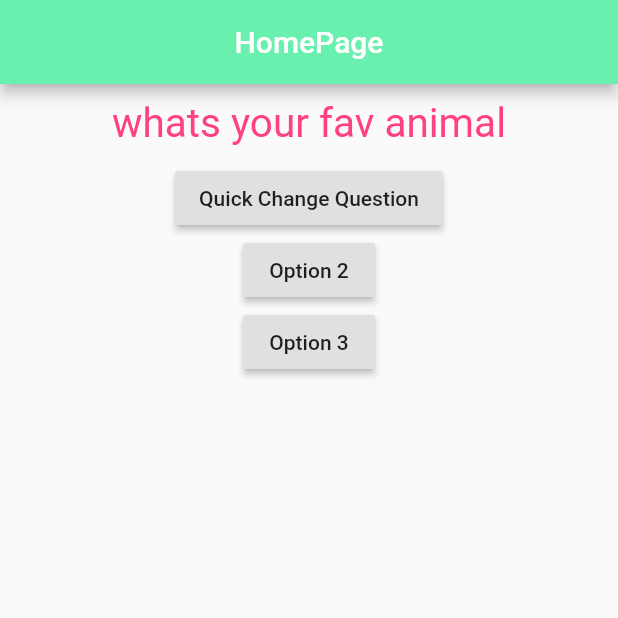
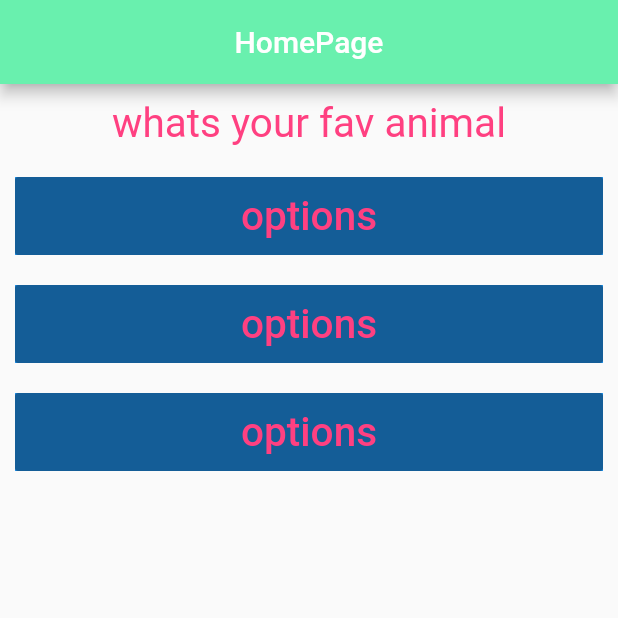
Before and after one commit to SubashMuruganDev/Flutter-QuizApp, a Flutter app: the screen it shows after launch, on a phone screen of 412 x 824 dp, the top half of it. Run offline on Flutter 3.47's test engine with Material 2 defaults, Android fonts, the phone set to English and light mode, and no system bars.

Commit message:
renamed widgets

```diff
--- /dev/null
+++ b/lib/C_ButtonWidget.dart
@@ -0,0 +1,18 @@
+import 'package:flutter/material.dart';
+
+import './C_TextWidget.dart';
+
+class C_ButtonWidget extends StatelessWidget {
+  @override
+  Widget build(BuildContext context) {
+    return Container(
+      width: double.infinity,
+      color: Colors.blue[500],
+      margin: EdgeInsets.all(10),
+      child: RaisedButton(
+        child: C_TextWidget('options'),
+        onPressed: null,
+      ),
+    );
+  }
+}
--- a/lib/Widget.dart
+++ b/lib/C_TextWidget.dart
@@ -1,8 +1,8 @@
 import 'package:flutter/material.dart';
 
-class CustomTextWidget extends StatelessWidget {
+class C_TextWidget extends StatelessWidget {
   final String qestion; //added final to make it immutable
-  CustomTextWidget(
+  C_TextWidget(
     this.qestion,
   ); //Constructor
   @override
--- a/lib/main.dart
+++ b/lib/main.dart
@@ -1,6 +1,8 @@
 import 'package:flutter/material.dart';
 
-import 'Widget.dart';
+import './C_TextWidget.dart';
+
+import './C_ButtonWidget.dart';
 
 void main() {
   runApp(MyApp());
@@ -47,21 +49,12 @@ class _MyAppState extends State<MyApp> {
         // backgroundColor: Colors.deepPurple[400],
         body: Column(
           children: [
-            CustomTextWidget(
+            C_TextWidget(
               _questions[_index],
             ),
-            RaisedButton(
-              child: Text('Quick Change Question'),
-              onPressed: onPressed,
-            ),
-            RaisedButton(
-              child: Text('Option 2'),
-              onPressed: () => print('chosen opetion 2'),
-            ),
-            RaisedButton(
-              child: Text('Option 3'),
-              onPressed: () => print('chosen opetion 3'),
-            ),
+            C_ButtonWidget(),
+            C_ButtonWidget(),
+            C_ButtonWidget(),
           ],
         ),
       ),
```
